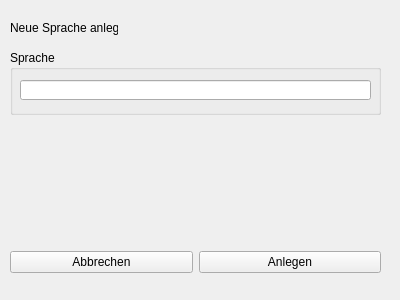
Qt form UIs/WindowSpracheAnlegen.ui (JPaehr/VokabelTrainer) before a commit.
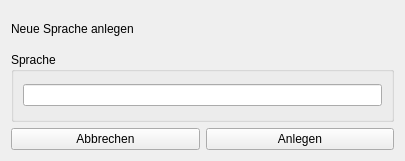
The same form after that commit.

Commit message: layout von Sprache anlegen resizeable gemacht

What changed in the file:
```diff
--- a/UIs/WindowSpracheAnlegen.ui
+++ b/UIs/WindowSpracheAnlegen.ui
@@ -6,58 +6,36 @@
    <rect>
     <x>0</x>
     <y>0</y>
-    <width>400</width>
-    <height>300</height>
+    <width>405</width>
+    <height>161</height>
    </rect>
   </property>
   <property name="windowTitle">
    <string>Form</string>
   </property>
+  <layout class="QVBoxLayout" name="verticalLayout_2">
+   <item>
+    <layout class="QVBoxLayout" name="verticalLayout" stretch="1,2,2">
+     <item>
   <widget class="QLabel" name="label">
-   <property name="geometry">
-    <rect>
-     <x>10</x>
-     <y>20</y>
-     <width>108</width>
-     <height>16</height>
-    </rect>
-   </property>
    <property name="text">
     <string>Neue Sprache anlegen</string>
    </property>
   </widget>
+     </item>
+     <item>
   <widget class="QGroupBox" name="groupBox">
-   <property name="geometry">
-    <rect>
-     <x>10</x>
-     <y>50</y>
-     <width>371</width>
-     <height>65</height>
-    </rect>
-   </property>
    <property name="title">
     <string>Sprache</string>
    </property>
-   <widget class="QLineEdit" name="tfNeueSprache">
-    <property name="geometry">
-     <rect>
-      <x>10</x>
-      <y>30</y>
-      <width>351</width>
-      <height>20</height>
-     </rect>
-    </property>
-   </widget>
-  </widget>
-  <widget class="QWidget" name="">
-   <property name="geometry">
-    <rect>
-     <x>10</x>
-     <y>250</y>
-     <width>371</width>
-     <height>25</height>
-    </rect>
-   </property>
+       <layout class="QVBoxLayout" name="verticalLayout_3">
+        <item>
+         <widget class="QLineEdit" name="tfNeueSprache"/>
+        </item>
+       </layout>
+      </widget>
+     </item>
+     <item>
    <layout class="QHBoxLayout" name="horizontalLayout">
     <item>
      <widget class="QPushButton" name="btnAbbrechen">
@@ -74,7 +52,10 @@
      </widget>
     </item>
    </layout>
-  </widget>
+     </item>
+    </layout>
+   </item>
+  </layout>
  </widget>
  <resources/>
  <connections/>
```
Left out of the diff: 2 changed lines with no effect on the pictures. Lines whose indentation alone changed are shown as unchanged. The commit also changes 1 other file.
